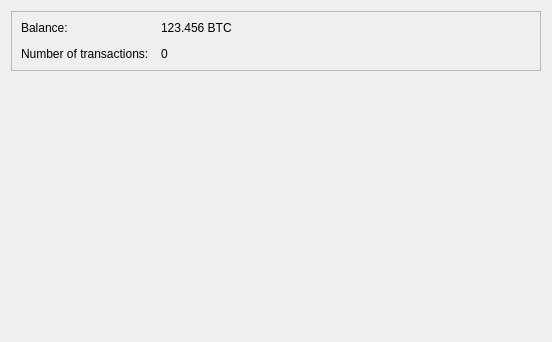
First picture: the form in src/qt/forms/overviewpage.ui, repository raffermeko/bitcoin, before the edit.
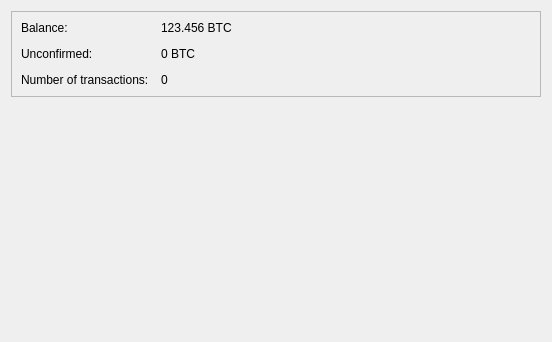
Second picture: the form after the edit.

Commit message: Show unconfirmed balance on overview page

```diff
--- a/src/qt/forms/overviewpage.ui
+++ b/src/qt/forms/overviewpage.ui
@@ -46,20 +46,34 @@
         </property>
        </widget>
       </item>
-      <item row="1" column="0">
+      <item row="2" column="0">
        <widget class="QLabel" name="label_2">
         <property name="text">
          <string>Number of transactions:</string>
         </property>
        </widget>
       </item>
-      <item row="1" column="1">
+      <item row="2" column="1">
        <widget class="QLabel" name="labelNumTransactions">
         <property name="text">
          <string>0</string>
         </property>
        </widget>
       </item>
+      <item row="1" column="0">
+       <widget class="QLabel" name="label_3">
+        <property name="text">
+         <string>Unconfirmed:</string>
+        </property>
+       </widget>
+      </item>
+      <item row="1" column="1">
+       <widget class="QLabel" name="labelUnconfirmed">
+        <property name="text">
+         <string>0 BTC</string>
+        </property>
+       </widget>
+      </item>
      </layout>
     </widget>
    </item>
```
The commit also changes 9 other files.
